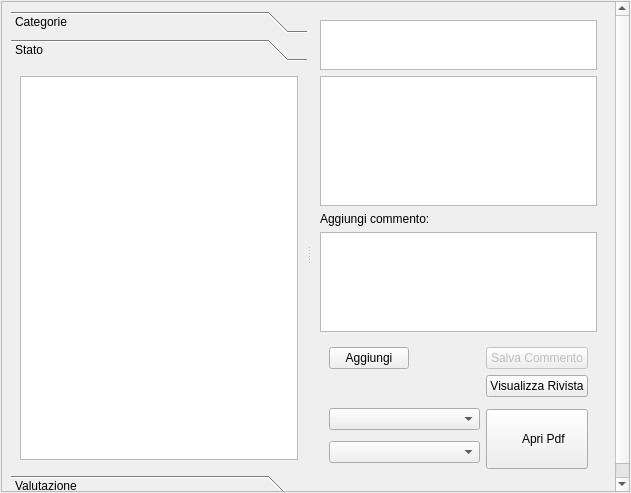
Old version of the form bookmarkgui.ui in the repository simon-r/LeScienze500.
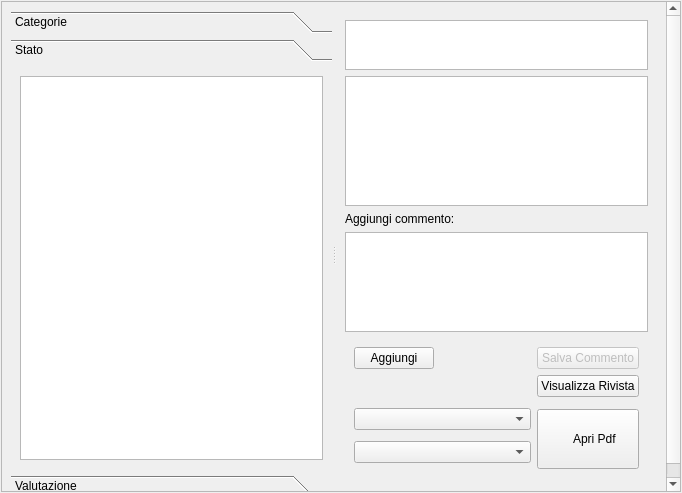
New version of the form. The open tabs and pages were chosen to show the change. Icons and pictures are not drawn.

Commit message: lun 25 ott 2010, 17.42.40, CEST

```diff
--- a/bookmarkgui.ui
+++ b/bookmarkgui.ui
@@ -6,7 +6,7 @@
    <rect>
     <x>0</x>
     <y>0</y>
-    <width>631</width>
+    <width>682</width>
     <height>493</height>
    </rect>
   </property>
@@ -30,7 +30,7 @@
        <rect>
         <x>0</x>
         <y>0</y>
-        <width>623</width>
+        <width>674</width>
         <height>485</height>
        </rect>
       </property>
@@ -111,8 +111,8 @@
             <rect>
              <x>0</x>
              <y>0</y>
-             <width>83</width>
-             <height>72</height>
+             <width>281</width>
+             <height>383</height>
             </rect>
            </property>
            <attribute name="icon">
@@ -185,7 +185,7 @@
           <property name="frameShadow">
            <enum>QFrame::Plain</enum>
           </property>
-          <layout class="QVBoxLayout" stretch="4,4,4,4,4,4">
+          <layout class="QVBoxLayout" stretch="4,4,4,4,4">
            <item>
             <widget class="QTextBrowser" name="Title">
              <property name="minimumSize">
@@ -213,24 +213,11 @@
              <property name="maximumSize">
               <size>
                <width>16777215</width>
-               <height>150</height>
+               <height>16777215</height>
               </size>
              </property>
             </widget>
            </item>
-           <item>
-            <spacer name="verticalSpacer">
-             <property name="orientation">
-              <enum>Qt::Vertical</enum>
-             </property>
-             <property name="sizeHint" stdset="0">
-              <size>
-               <width>20</width>
-               <height>40</height>
-              </size>
-             </property>
-            </spacer>
-           </item>
            <item>
             <widget class="QLabel" name="label">
              <property name="text">
```
Left out of the diff: 22 changed lines with no effect on the pictures.
